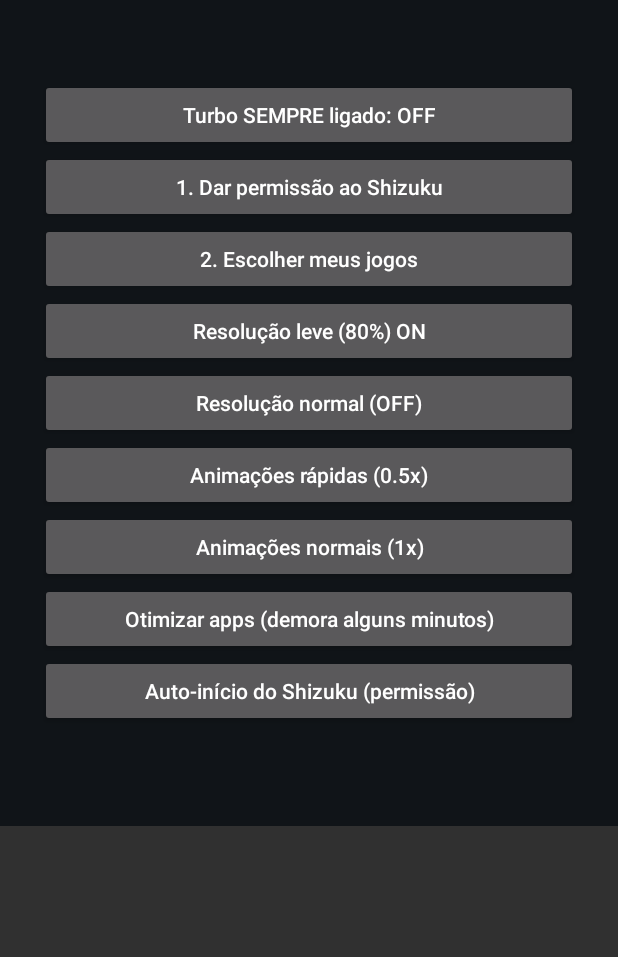
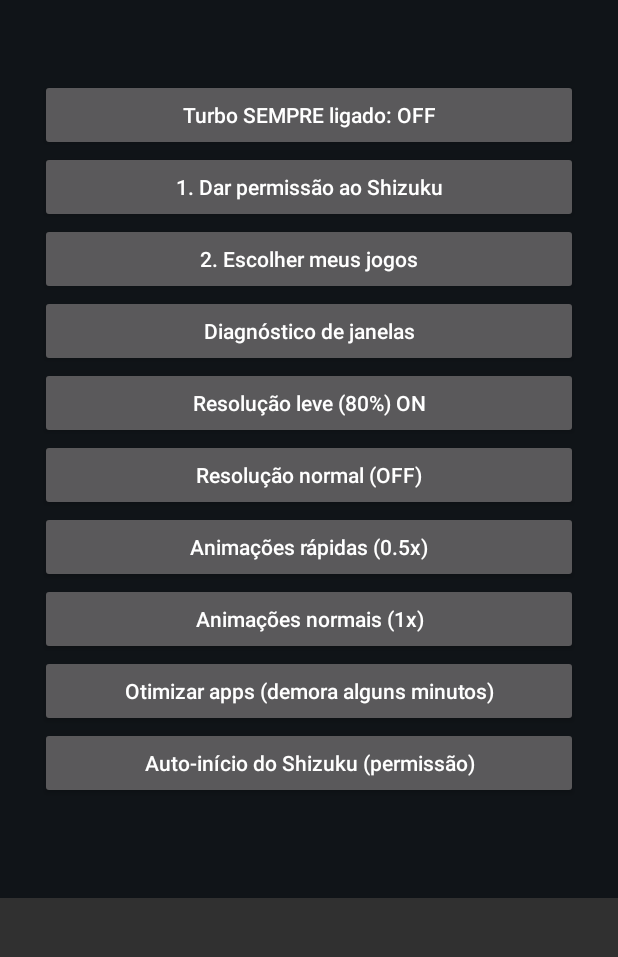
Before and after one commit to d63141644-svg/CalamityHub, an Android app: the screen it shows after launch (MainActivity), on a phone screen of 412 x 824 dp, the part 129-1086 px from its top. Run offline under Robolectric (Android 15) with nearby library versions, the phone set to English and light mode, and no system bars; libraries missing offline, so code that uses them is left out: rikka.shizuku; 6 statements that could not run were skipped.

Commit message:
Update MainActivity.kt

```diff
--- a/app/src/main/java/com/calamity/hub/MainActivity.kt
+++ b/app/src/main/java/com/calamity/hub/MainActivity.kt
@@ -80,6 +80,7 @@ class MainActivity : Activity() {
             else refresh()
         })
         root.addView(btn("2. Escolher meus jogos") { pickGames() })
+        root.addView(sh("Diagnóstico de janelas", "pm list packages | grep -i -E 'float|multiwindow|multi_window|panel|sidebar|shalltry|transsion'; echo ---; pm list packages | grep -i -E 'whatsapp|youtube'"))
         root.addView(sh("Resolução leve (80%) ON",
             "d=\$(wm density | grep -o '[0-9]*' | head -1); wm size 576x1290; wm density \$((d*80/100)); echo 'Resolução leve ligada'"))
         root.addView(sh("Resolução normal (OFF)", "wm size reset; wm density reset; echo 'Resolução normal'"))
```
